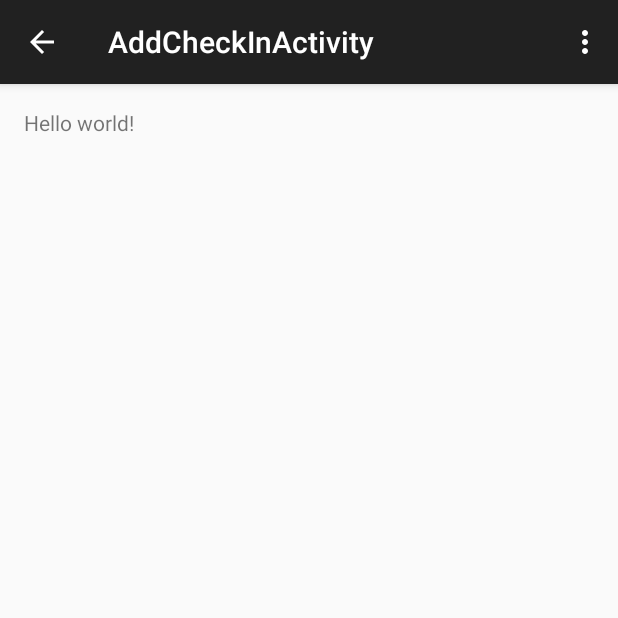
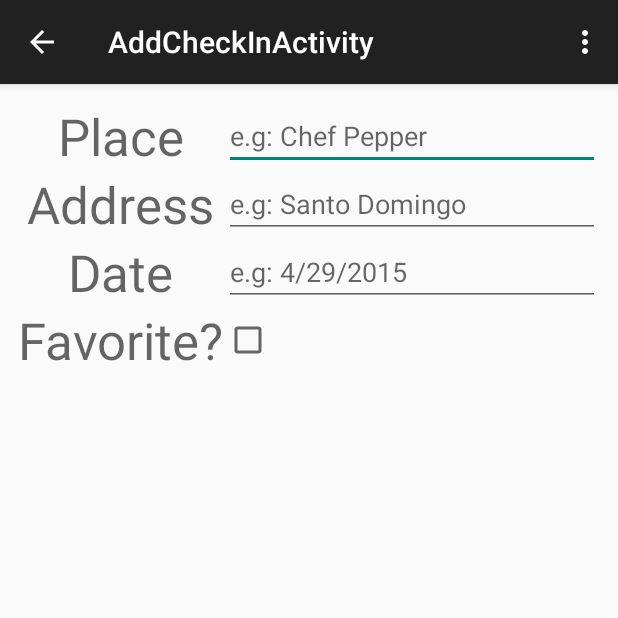
Before and after one commit to INTEC-2015-Mobile-Group-6/onesquare-native, an Android app: the AddCheckInActivity screen opened directly, with no data from a screen before it, on a phone screen of 412 x 824 dp, the top half of it. Run offline under Robolectric (Android 15) with nearby library versions, the phone set to English and light mode, and no system bars.

Commit message:
Add place, address, date, is favorite fields.

```diff
--- a/app/src/main/res/layout/activity_add_check_in.xml
+++ b/app/src/main/res/layout/activity_add_check_in.xml
@@ -1,4 +1,64 @@
-<FrameLayout xmlns:android="http://schemas.android.com/apk/res/android"
+<LinearLayout xmlns:android="http://schemas.android.com/apk/res/android"
     xmlns:tools="http://schemas.android.com/tools" android:id="@+id/container"
-    android:layout_width="match_parent" android:layout_height="match_parent"
-    tools:context="com.example.onesquare.AddCheckInActivity" tools:ignore="MergeRootFrame" />
+    android:layout_width="fill_parent" android:layout_height="fill_parent"
+    tools:context="com.example.onesquare.AddCheckInActivity" tools:ignore="MergeRootFrame"
+    android:orientation="vertical"
+    android:padding="12dp">
+    <TableLayout
+        android:layout_width="fill_parent"
+        android:layout_height="fill_parent">
+        <TableRow android:layout_width="fill_parent"
+            android:layout_height="wrap_content">
+            <TextView android:text="@string/label_place_name"
+                style="@style/Base.TextAppearance.AppCompat.Display1"
+                android:layout_gravity="center_horizontal" />
+            <EditText android:id="@+id/add_check_in_place_name"
+                android:layout_width="fill_parent"
+                android:layout_height="wrap_content"
+                android:inputType="textCapWords"
+                android:layout_weight="1"
+                android:hint="@string/hint_check_in_place">
+                <requestFocus />
+            </EditText>
+        </TableRow>
+        <TableRow android:layout_width="fill_parent"
+            android:layout_height="wrap_content">
+            <TextView android:text="@string/label_place_address"
+                style="@style/Base.TextAppearance.AppCompat.Display1"
+                android:layout_gravity="center_horizontal" />
+            <EditText android:id="@+id/add_check_in_place_address"
+                android:layout_width="fill_parent"
+                android:layout_height="wrap_content"
+                android:inputType="textPostalAddress|textCapSentences"
+                android:layout_weight="1"
+                android:hint="@string/hint_check_in_address"/>
+        </TableRow>
+        <TableRow android:layout_width="fill_parent"
+            android:layout_height="wrap_content">
+            <TextView android:text="@string/label_place_date"
+                style="@style/Base.TextAppearance.AppCompat.Display1"
+                android:layout_gravity="center_horizontal" />
+            <EditText
+                android:layout_width="fill_parent"
+                android:layout_height="wrap_content"
+                android:inputType="date"
+                android:id="@+id/add_check_in_date"
+                android:layout_weight="1"
+                android:hint="@string/hint_check_in_date"/>
+
+        </TableRow>
+        <TableRow android:layout_width="fill_parent"
+            android:layout_height="wrap_content">
+            <TextView android:text="@string/label_check_in_is_favorite"
+                style="@style/Base.TextAppearance.AppCompat.Display1"
+                android:layout_gravity="center_horizontal" />
+            <CheckBox android:id="@+id/add_check_in_is_favorite"
+                android:layout_weight="1"
+                android:layout_gravity="center_vertical" />
+        </TableRow>
+        <TableRow android:layout_width="fill_parent"
+            android:layout_height="wrap_content">
+
+        </TableRow>
+    </TableLayout>
+</LinearLayout>
--- a/app/src/main/res/values/strings.xml
+++ b/app/src/main/res/values/strings.xml
@@ -8,4 +8,12 @@
     <string name="title_activity_detail">DetailActivity</string>
     <string name="action_add_check_in">Add</string>
     <string name="title_activity_add_check_in">AddCheckInActivity</string>
+    <string name="label_place_name">Place</string>
+    <string name="label_place_address">Address</string>
+    <string name="label_place_date">Date</string>
+    <string name="hint_check_in_place">e.g: Chef Pepper</string>
+    <string name="hint_check_in_address">e.g: Santo Domingo</string>
+    <string name="hint_check_in_date">e.g: 4/29/2015</string>
+    <string name="label_place_is_favorite">Favorite?</string>
+    <string name="label_check_in_is_favorite">Favorite?</string>
 </resources>
```
